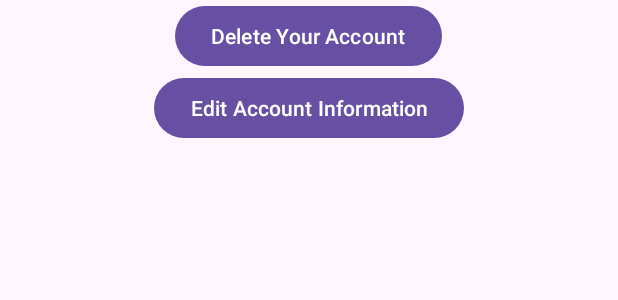
After one commit to srudraDev/SpotifyWrapped, an Android app: the layout settings_page.xml on its own in the app's theme, with its tools: preview values and no code run, on a phone screen of 412 x 824 dp. The commit adds this screen. Shown: the top 300 px of the screen. Run offline under Robolectric (Android 15) with nearby library versions, the phone set to English and light mode, and no system bars.

Commit message:
Gregor's delete/settings page

```diff
--- a/app/src/main/AndroidManifest.xml
+++ b/app/src/main/AndroidManifest.xml
@@ -39,6 +39,9 @@
                 <category android:name="android.intent.category.LAUNCHER" />
             </intent-filter>
         </activity>
+        <activity android:name=".SettingsPage"
+            android:exported="true"
+            />
     </application>
 
 </manifest>
--- a/app/src/main/java/com/example/spotifywrapped/LoginActivity.java
+++ b/app/src/main/java/com/example/spotifywrapped/LoginActivity.java
@@ -1,5 +1,4 @@
 package com.example.spotifywrapped;
-
 
 import android.content.Intent;
 import android.os.Bundle;
--- a/app/src/main/java/com/example/spotifywrapped/MainActivity.java
+++ b/app/src/main/java/com/example/spotifywrapped/MainActivity.java
@@ -10,6 +10,7 @@ import androidx.appcompat.app.AppCompatActivity;
 import android.os.Bundle;
 import android.content.Intent;
 import android.util.Log;
+import android.view.View;
 import android.widget.Button;
 import android.widget.TextView;
 import android.widget.Toast;
@@ -176,7 +177,10 @@ public class MainActivity extends AppCompatActivity {
     private void setTextAsync(final String text, TextView textView) {
         runOnUiThread(() -> textView.setText(text));
     }
-
+    public void settings_btn_click(View view) {
+        startActivity(new Intent(this, SettingsPage.class));
+        finish();
+    }
     @Override
     protected void onDestroy() {
         cancelCall();
--- /dev/null
+++ b/app/src/main/res/layout/settings_page.xml
@@ -0,0 +1,27 @@
+<?xml version="1.0" encoding="utf-8"?>
+<LinearLayout xmlns:android="http://schemas.android.com/apk/res/android"
+    xmlns:tools="http://schemas.android.com/tools"
+    android:orientation="vertical"
+    android:layout_width="match_parent"
+    android:layout_height="match_parent"
+    tools:context=".SettingsPage"
+    >
+
+    <Button
+        android:layout_width="wrap_content"
+        android:layout_height="wrap_content"
+        android:layout_gravity="center"
+        android:id="@+id/delete_btn"
+        android:text="Delete Your Account"
+        android:onClick="delete_account_button"
+        />
+
+    <Button
+        android:layout_width="wrap_content"
+        android:layout_height="wrap_content"
+        android:layout_gravity="center"
+        android:id="@+id/edit_btn"
+        android:text="Edit Account Information"
+        android:onClick="edit_account_button"/>
+
+</LinearLayout>
```
Also changed, not shown: app/src/main/java/com/example/spotifywrapped/SettingsPage.java (added, +42 -0 lines), app/src/main/res/layout/activity_main.xml (+9 -0 lines).
